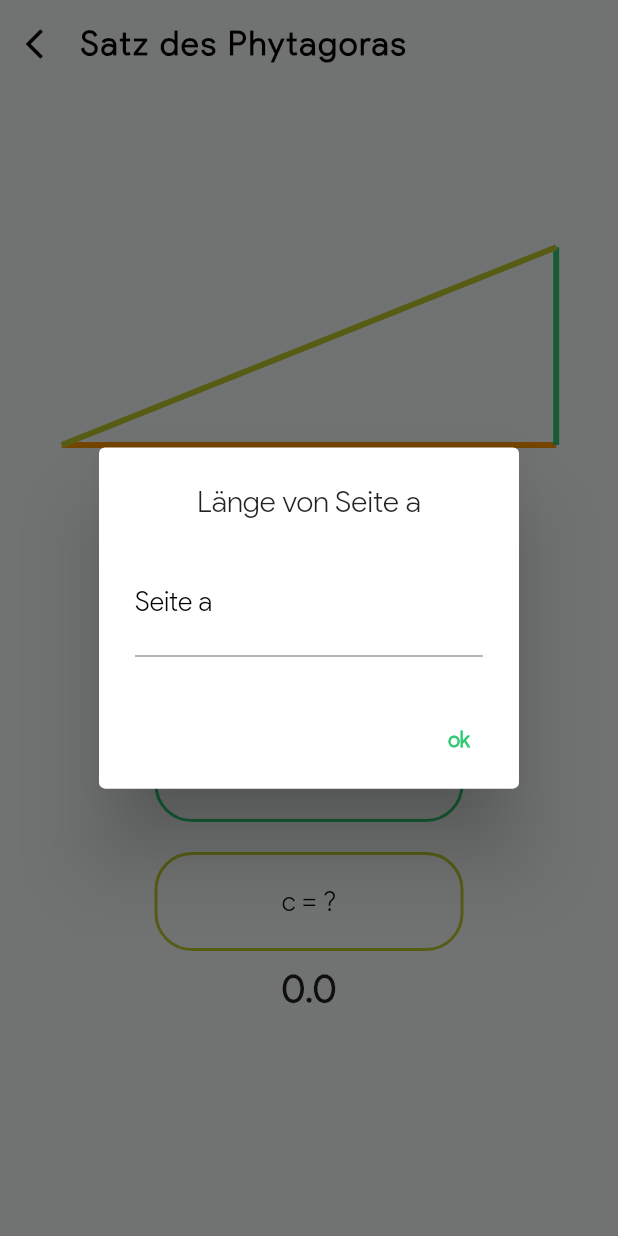
After one commit to badbryany/calculator, a Flutter app: the ExtraCalcPage screen opened directly, after a tap on an icon or button, on a phone screen of 412 x 824 dp. The commit adds this screen. Run offline on Flutter 3.47's test engine with Material 2 defaults, Android fonts, the phone set to English and light mode, and no system bars.

Commit message:
added pythagoras solver

```diff
--- a/lib/Calculator.dart
+++ b/lib/Calculator.dart
@@ -67,4 +67,49 @@ class Calculator {
 
     return returnValue;
   }
+
+  double square({required double num, int? times}) {
+    double result = num;
+    if (times == null) {
+      times = 2;
+    }
+    for (int i = 0; i < times - 1; i++) {
+      result = result * num;
+    }
+    return result;
+  }
+
+  double pythagoras(dynamic sites) {
+    var a = sites['a'];
+    var b = sites['b'];
+    var c = sites['c'];
+    // CHECK IF IT IS SOLVEABLE
+    if (a == '' && b == '' || a == '' && c == '' || b == '' && c == '') {
+      return 0;
+    }
+
+    if (a == '') {
+      return sqrt(square(num: double.parse(c)) - square(num: double.parse(b)));
+    }
+    if (b == '') {
+      return sqrt(square(num: double.parse(c)) - square(num: double.parse(a)));
+    }
+    if (c == '') {
+      return sqrt(square(num: double.parse(a)) + square(num: double.parse(b)));
+    }
+    return 0;
+  }
+
+  bool checkPythagoras(dynamic sites) {
+    double a = double.parse(sites['a']);
+    double b = double.parse(sites['b']);
+    double c = double.parse(sites['c']);
+
+    double checkC = square(num: a) + square(num: b);
+
+    if (c == checkC) {
+      return true;
+    }
+    return false;
+  }
 }
--- /dev/null
+++ b/lib/pages/ExtraCalcPage.dart
@@ -0,0 +1,44 @@
+import 'package:flutter/material.dart';
+
+class ExtraCalcPage extends StatelessWidget {
+  final String title;
+  final Widget content;
+
+  ExtraCalcPage(this.title, this.content);
+
+  @override
+  Widget build(BuildContext context) {
+    return Scaffold(
+      body: Container(
+        width: double.infinity,
+        height: double.infinity,
+        child: SafeArea(
+          child: Stack(
+            children: [
+              Positioned(
+                top: 5,
+                left: 5,
+                right: 5,
+                child: Row(
+                  children: [
+                    IconButton(
+                      icon: Icon(Icons.arrow_back_ios),
+                      onPressed: () => Navigator.pop(context),
+                    ),
+                    Text(
+                      this.title,
+                      style: Theme.of(context).textTheme.overline,
+                    ),
+                  ],
+                ),
+              ),
+              Center(
+                child: this.content,
+              ),
+            ],
+          ),
+        ),
+      ),
+    );
+  }
+}
--- /dev/null
+++ b/lib/pages/calc/SdPythagoras.dart
@@ -0,0 +1,179 @@
+import 'package:flutter/material.dart';
+
+import '../../Calculator.dart';
+
+class SdPythagoras extends StatefulWidget {
+  @override
+  _SdPythagorasState createState() => _SdPythagorasState();
+}
+
+class _SdPythagorasState extends State<SdPythagoras> {
+  List<String> sites = ['a', 'b', 'c'];
+  String error = '';
+
+  dynamic siteValues = {
+    'a': '',
+    'b': '',
+    'c': '',
+  };
+
+  void pythagoras() {
+    if (siteValues['a'] != '' &&
+        siteValues['b'] != '' &&
+        siteValues['c'] != '') {
+      setState(() {
+        error = Calculator(showError).checkPythagoras(siteValues).toString();
+      });
+      return;
+    }
+
+    showError(Calculator(showError).pythagoras(siteValues).toString());
+  }
+
+  void showError(String message) {
+    setState(() {
+      error = message;
+    });
+  }
+
+  @override
+  Widget build(BuildContext context) {
+    pythagoras();
+    int index = -1;
+    List<Color> colors = [
+      Theme.of(context).buttonColor,
+      Theme.of(context).accentColor,
+      Color(0xffbdc92e),
+    ];
+    return Container(
+      height: double.infinity,
+      width: double.infinity,
+      child: Stack(
+        //crossAxisAlignment: CrossAxisAlignment.center,
+        children: [
+          Container(
+            width: double.infinity,
+            height: MediaQuery.of(context).size.height * 0.4,
+            child: CustomPaint(
+              painter: TriAngle(colors),
+            ),
+          ),
+          Positioned(
+            bottom: 150,
+            left: 10,
+            right: 10,
+            child: Column(
+              children: [
+                ...sites.map((e) {
+                  index = index + 1 % 3;
+                  return InkWell(
+                    onLongPress: () => setState(() {
+                      siteValues[e] = '';
+                    }),
+                    onTap: () => showDialog(
+                      context: context,
+                      builder: (context) => AlertDialog(
+                        title: Center(child: Text('Länge von Seite $e')),
+                        content: TextField(
+                          keyboardType: TextInputType.number,
+                          decoration: InputDecoration(
+                            hintText: 'Länge',
+                            hintStyle: Theme.of(context).textTheme.bodyText1,
+                            labelText: 'Seite $e',
+                            labelStyle: Theme.of(context).textTheme.bodyText1,
+                          ),
+                          onChanged: (value) => setState(() {
+                            siteValues[e] = value;
+                            print(siteValues[e]);
+                            print(siteValues.length);
+                          }),
+                        ),
+                        actions: [
+                          TextButton(
+                            onPressed: () => Navigator.pop(context),
+                            child: Text(
+                              'ok',
+                              style: TextStyle(
+                                fontWeight: FontWeight.bold,
+                                color: Theme.of(context).accentColor,
+                              ),
+                            ),
+                          ),
+                        ],
+                      ),
+                    ),
+                    child: Container(
+                      width: MediaQuery.of(context).size.width / 2,
+                      margin: EdgeInsets.all(10),
+                      padding: EdgeInsets.all(20),
+                      decoration: BoxDecoration(
+                        borderRadius: BorderRadius.circular(25),
+                        border: Border.all(color: colors[index], width: 2),
+                      ),
+                      child: Center(
+                        child: Text(
+                          e +
+                              ' = ' +
+                              (siteValues[e] == '' ? '?' : siteValues[e]),
+                          style: Theme.of(context).textTheme.bodyText1,
+                        ),
+                      ),
+                    ),
+                  );
+                }),
+                Text(
+                  error,
+                  style: TextStyle(
+                    fontSize: 25,
+                    fontWeight: FontWeight.bold,
+                  ),
+                ),
+              ],
+            ),
+          )
+        ],
+      ),
+    );
+  }
+}
+
+class TriAngle extends CustomPainter {
+  final List<Color> colors;
+  TriAngle(this.colors);
+
+  @override
+  void paint(Canvas canvas, Size size) {
+    final paint = Paint();
+
+    paint.strokeWidth = 4;
+
+    // hypotenuse
+    paint.color = colors[0];
+    canvas.drawLine(
+      Offset(size.width * 0.1, size.height * 0.9),
+      Offset(size.width * 0.9, size.height * 0.9),
+      paint,
+    );
+
+    // vertical line
+    paint.color = colors[1];
+    canvas.drawLine(
+      Offset(size.width * 0.9, size.height * 0.9),
+      Offset(size.width * 0.9, size.height * 0.5),
+      paint,
+    );
+
+    // ka?
+    paint.color = colors[2];
+    canvas.drawLine(
+      Offset(size.width * 0.9, size.height * 0.5),
+      Offset(size.width * 0.1, size.height * 0.9),
+      paint,
+    );
+  }
+
+  @override
+  bool shouldRepaint(CustomPainter old) {
+    return false;
+  }
+}
```
Also changed, not shown: lib/main.dart (+16 -0 lines), lib/pages/CalcPage.dart (+38 -0 lines).
